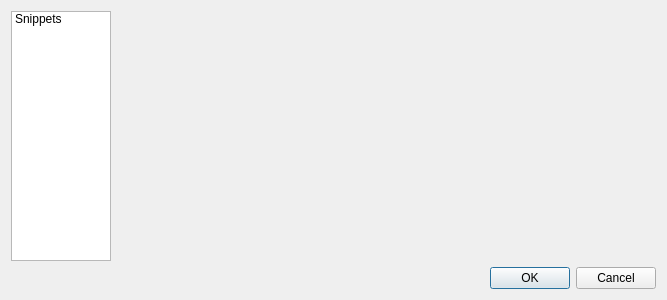
Before: the Qt Designer form FugioApp/settings/settingsdialog.ui in bigfug/Fugio, drawn with Qt 5.
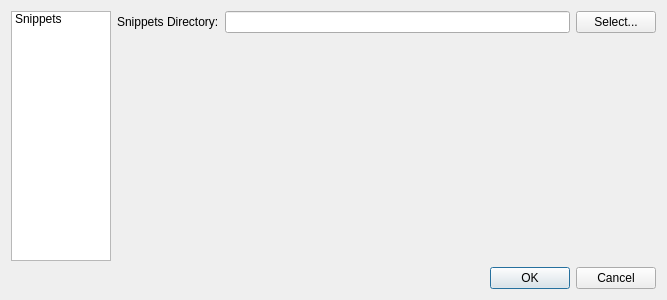
After: the same form once the commit is applied. The open tabs and pages were chosen to show the change.

Commit message: Added ability to add widgets to Fugio's settings window

Diff of the .ui file:
```diff
--- a/FugioApp/settings/settingsdialog.ui
+++ b/FugioApp/settings/settingsdialog.ui
@@ -67,7 +67,6 @@
          </item>
         </layout>
        </widget>
-       <widget class="QWidget" name="page_2"/>
       </widget>
      </item>
     </layout>
```
Left out of the diff: 3 changed lines with no effect on the pictures. The commit also changes 5 other files.
